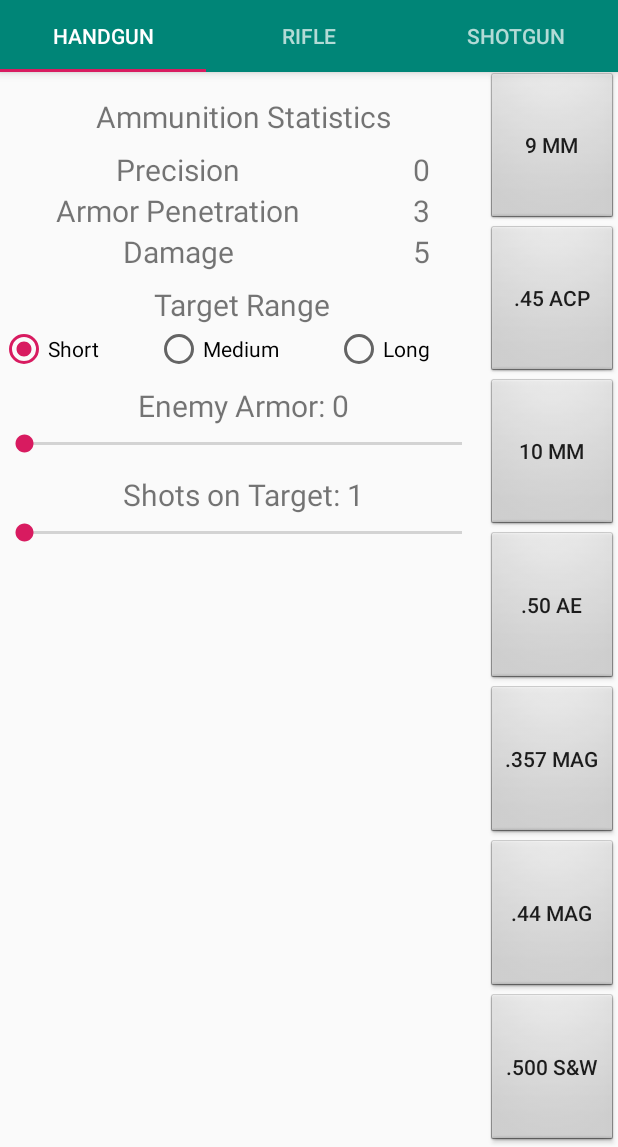
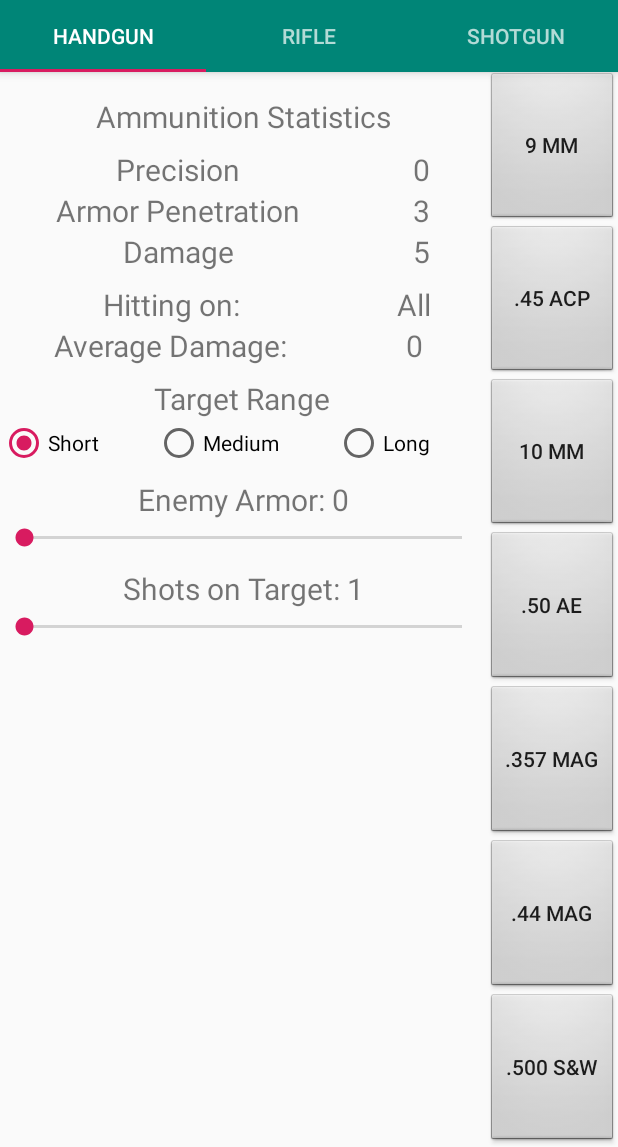
Before and after one commit to JC009/AftershockRPGSystem, an Android app: the HandgunFragment screen opened directly, with no data from a screen before it, after a tap on ".357 MAG", on a phone screen of 412 x 824 dp, the part 89-1236 px from its top. Run offline under Robolectric (Android 15) with nearby library versions, the phone set to English and light mode, and no system bars.

Commit message:
Working handgun

```diff
--- a/app/src/main/java/com/example/aftershockrpgsystem/calculator/ui/fragments/HandgunFragment.kt
+++ b/app/src/main/java/com/example/aftershockrpgsystem/calculator/ui/fragments/HandgunFragment.kt
@@ -11,6 +11,7 @@ import android.widget.*
 import com.example.aftershockrpgsystem.R
 import com.example.aftershockrpgsystem.ammo.ammoList
 import kotlinx.android.synthetic.main.fragment_handgun.*
+import kotlin.math.round
 
 class HandgunFragment : Fragment() {
 
@@ -23,6 +24,10 @@ class HandgunFragment : Fragment() {
     private lateinit var stats: List<TextView>
     private lateinit var buttons: List<Button>
     private lateinit var ammo: List<List<Int>>
+    private var enemyArmor = 0
+    private var numberOfShots = 0
+    private var hittingOn = 0
+    private var damage = 0
 
     private var currentAmmo = 0
 
@@ -60,6 +65,8 @@ class HandgunFragment : Fragment() {
             override fun onProgressChanged(seekBar: SeekBar, i: Int, b: Boolean) {
                 // Display the current progress of SeekBar
                 textView_enemyArmor.text = "Enemy Armor: $i"
+                enemyArmor = i
+                chanceToHit()
             }
 
             override fun onStartTrackingTouch(seekBar: SeekBar?) {
@@ -73,6 +80,8 @@ class HandgunFragment : Fragment() {
             override fun onProgressChanged(seekBar: SeekBar, i: Int, b: Boolean) {
                 // Display the current progress of SeekBar
                 textView_shotsFired.text = "Shots on Target: $i"
+                numberOfShots = i
+                averageDamage()
             }
 
             override fun onStartTrackingTouch(seekBar: SeekBar?) {
@@ -111,9 +120,9 @@ class HandgunFragment : Fragment() {
             onAmmoSelect(6)
         }
 
-        radioButton_short.setOnCheckedChangeListener { buttonView, isChecked -> onAmmoSelect(currentAmmo) }
-        radioButton_medium.setOnCheckedChangeListener { buttonView, isChecked -> onAmmoSelect(currentAmmo) }
-        radioButton_long.setOnCheckedChangeListener { buttonView, isChecked -> onAmmoSelect(currentAmmo) }
+        radioButton_short.setOnCheckedChangeListener { buttonView, isChecked -> onAmmoSelect(currentAmmo); chanceToHit() }
+        radioButton_medium.setOnCheckedChangeListener { buttonView, isChecked -> onAmmoSelect(currentAmmo); chanceToHit() }
+        radioButton_long.setOnCheckedChangeListener { buttonView, isChecked -> onAmmoSelect(currentAmmo); chanceToHit() }
     }
 
     private fun onAmmoSelect (position: Int)
@@ -123,20 +132,99 @@ class HandgunFragment : Fragment() {
             textView_precision.text = ammo[position][0].toString()
             textView_armorPenetration.text = ammo[position][3].toString()
             textView_damage.text = ammo[position][6].toString()
+            damage = ammo[position][6]
         }
         if (radioButton_medium.isChecked)
         {
             textView_precision.text = ammo[position][1].toString()
             textView_armorPenetration.text = ammo[position][4].toString()
             textView_damage.text = ammo[position][7].toString()
+            damage = ammo[position][7]
         }
         if (radioButton_long.isChecked)
         {
             textView_precision.text = ammo[position][2].toString()
             textView_armorPenetration.text = ammo[position][5].toString()
             textView_damage.text = ammo[position][8].toString()
+            damage = ammo[position][8]
         }
 
         currentAmmo = position
+
+        chanceToHit()
+        averageDamage()
+    }
+
+    private fun chanceToHit ()
+    {
+        val armorPen: Int
+        val result: Int
+
+        when {
+            radioButton_short.isChecked -> {
+                armorPen = ammo[currentAmmo][3]
+                result = enemyArmor - armorPen
+                when {
+                    result <= 1 -> {
+                        textView_hittingOn.text = "All"
+                    }
+                    result > 6 -> {
+                        textView_hittingOn.text = "None"
+                    }
+                    else -> {
+                        textView_hittingOn.text = result.toString()
+                        hittingOn = result
+                    }
+                }
+            }
+            radioButton_medium.isChecked -> {
+                armorPen = ammo[currentAmmo][4]
+                result = enemyArmor - armorPen
+                when {
+                    result <= 1 -> {
+                        textView_hittingOn.text = "All"
+                    }
+                    result > 6 -> {
+                        textView_hittingOn.text = "None"
+                    }
+                    else -> {
+                        textView_hittingOn.text = result.toString()
+                        hittingOn = result
+                    }
+                }
+            }
+            radioButton_long.isChecked -> {
+                armorPen = ammo[currentAmmo][5]
+                result = enemyArmor - armorPen
+                when {
+                    result <= 1 -> {
+                        textView_hittingOn.text = "All"
+                    }
+                    result > 6 -> {
+                        textView_hittingOn.text = "None"
+                    }
+                    else -> {
+                        textView_hittingOn.text = result.toString()
+                        hittingOn = result
+                    }
+                }
+            }
+        }
+    }
+
+    private fun averageDamage ()
+    {
+        when (textView_hittingOn.text) {
+            "None" -> {
+                textView_averageDamage.text = "0"
+            }
+            "All" -> {
+                textView_averageDamage.text = (damage * numberOfShots).toString()
+            }
+            else -> {
+                val sum: Double = (damage.toDouble() * numberOfShots.toDouble()) / hittingOn.toDouble()
+                textView_averageDamage.text = (sum).toString()
+            }
+        }
     }
 }
--- a/app/src/main/java/com/example/aftershockrpgsystem/calculator/ui/fragments/RifleFragment.kt
+++ b/app/src/main/java/com/example/aftershockrpgsystem/calculator/ui/fragments/RifleFragment.kt
@@ -30,9 +30,6 @@ class RifleFragment : Fragment() {
         viewModel = ViewModelProviders.of(this).get(RifleViewModel::class.java)
         // TODO: Use the ViewModel
 
-        val text =  textViewTarget?.text
-
-        println("MARKER: $text")
     }
 
 }
--- a/app/src/main/res/layout/fragment_handgun.xml
+++ b/app/src/main/res/layout/fragment_handgun.xml
@@ -103,6 +103,56 @@
                         android:textAlignment="center"
                         android:textSize="20sp" />
 
+                </TableRow>
+
+            </TableLayout>
+
+            <TableLayout
+                android:layout_width="match_parent"
+                android:layout_height="match_parent"
+                android:stretchColumns="*">
+
+                <TableRow
+                    android:layout_width="match_parent"
+                    android:layout_height="match_parent"
+                    android:layout_marginTop="8dp">
+
+                    <TextView
+                        android:id="@+id/textView5"
+                        android:layout_width="wrap_content"
+                        android:layout_height="wrap_content"
+                        android:layout_gravity="center"
+                        android:text="Hitting on:"
+                        android:textSize="20sp" />
+
+                    <TextView
+                        android:id="@+id/textView_hittingOn"
+                        android:layout_width="wrap_content"
+                        android:layout_height="wrap_content"
+                        android:layout_gravity="center"
+                        android:text="0"
+                        android:textSize="20sp"/>
+                </TableRow>
+
+                <TableRow
+                    android:layout_width="match_parent"
+                    android:layout_height="match_parent" >
+
+                    <TextView
+                        android:id="@+id/textView8"
+                        android:layout_width="wrap_content"
+                        android:layout_height="wrap_content"
+                        android:layout_gravity="center"
+                        android:text="Average Damage:"
+                        android:textSize="20sp"/>
+
+                    <TextView
+                        android:id="@+id/textView_averageDamage"
+                        android:layout_width="wrap_content"
+                        android:layout_height="wrap_content"
+                        android:layout_gravity="center"
+                        android:text="0"
+                        android:textSize="20sp"/>
                 </TableRow>
 
             </TableLayout>
```
